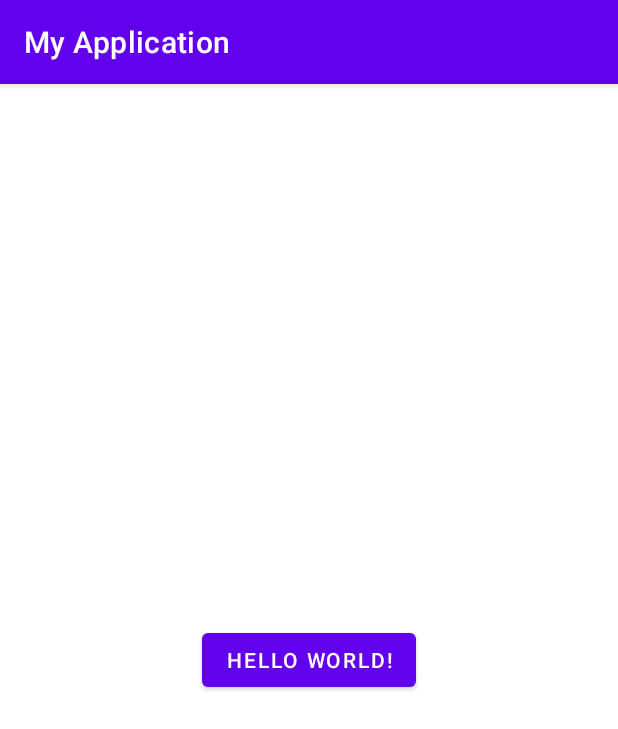
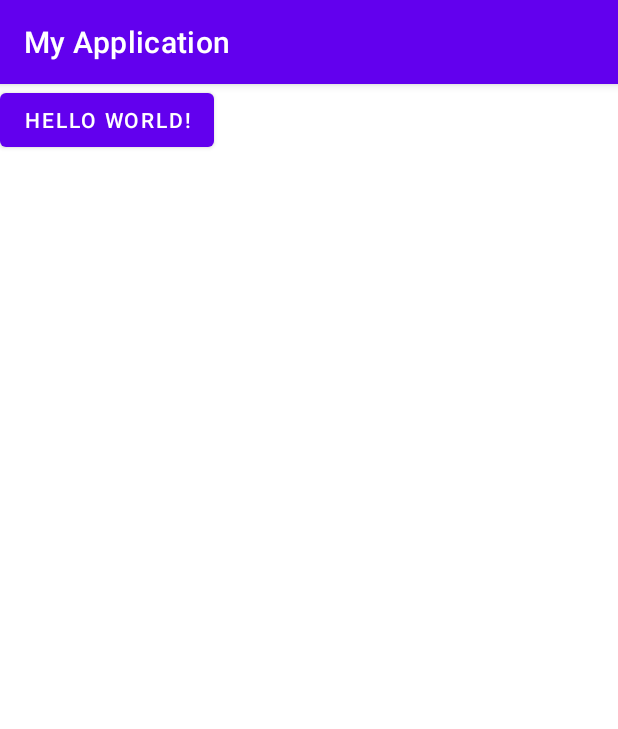
Before and after one commit to Shahzod010299/Misol, an Android app: the screen it shows after launch (MainActivity), on a phone screen of 412 x 824 dp. Shown: the top 729 px of the screen. Run offline under Robolectric (Android 15) with nearby library versions, the phone set to English and light mode, and no system bars.

Commit message:
LinearLayoutga ozgartirdim

```diff
--- a/app/src/main/res/layout/activity_main.xml
+++ b/app/src/main/res/layout/activity_main.xml
@@ -1,8 +1,9 @@
 <?xml version="1.0" encoding="utf-8"?>
-<androidx.constraintlayout.widget.ConstraintLayout xmlns:android="http://schemas.android.com/apk/res/android"
+<LinearLayout xmlns:android="http://schemas.android.com/apk/res/android"
     xmlns:app="http://schemas.android.com/apk/res-auto"
     xmlns:tools="http://schemas.android.com/tools"
     android:layout_width="match_parent"
+    android:orientation="vertical"
     android:layout_height="match_parent"
     tools:context=".MainActivity">
 
@@ -10,9 +11,6 @@
         android:layout_width="wrap_content"
         android:layout_height="wrap_content"
         android:text="Hello World!"
-        app:layout_constraintBottom_toBottomOf="parent"
-        app:layout_constraintLeft_toLeftOf="parent"
-        app:layout_constraintRight_toRightOf="parent"
         app:layout_constraintTop_toTopOf="parent" />
 
-</androidx.constraintlayout.widget.ConstraintLayout>
+</LinearLayout>
```
